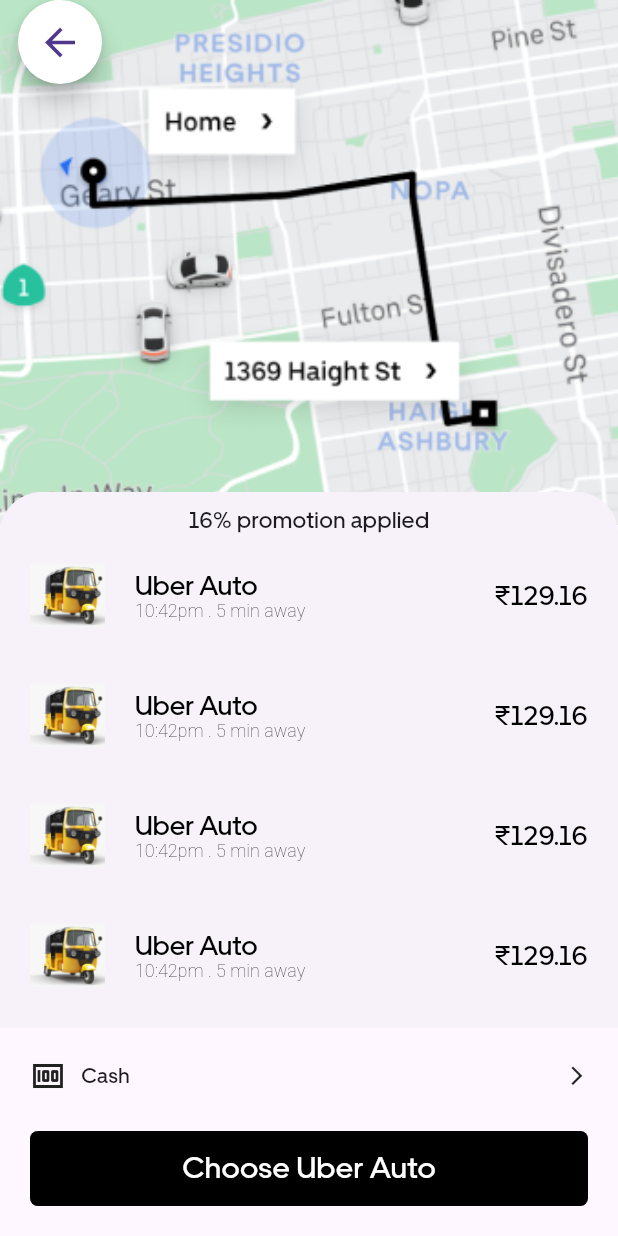
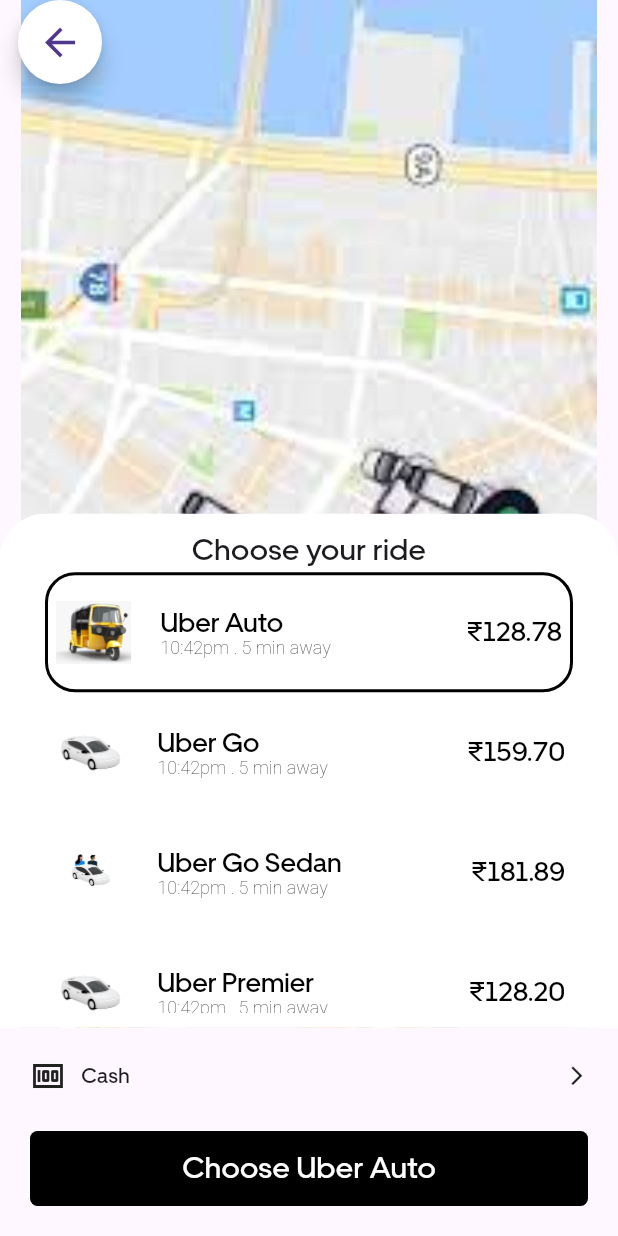
Before and after one commit to angelElizabethBerly/uber_clone, a Flutter app: the ChooseARideScreen screen opened directly, on a phone screen of 412 x 824 dp. Run offline on Flutter 3.47's test engine with Material 3 defaults, Android fonts, the phone set to English and light mode, and no system bars.

Commit message:
bottom sheet completed

```diff
--- a/lib/core/constants/image_constant.dart
+++ b/lib/core/constants/image_constant.dart
@@ -25,7 +25,7 @@ class ImageConstants {
       "assets/images/uberRentalsCartoon.jpg";
   static const String uberTravelIntercityPng =
       "assets/images/uberTravelIntercity.jpg";
-  static const String mapPng = "assets/images/map.png";
+  static const String mapPng = "assets/images/map.jpg";
   static const String autoIconPng = "assets/images/uberAutoIcon.png";
 
   static List<String> suggestionBannerList = [
--- a/lib/view/choose_a_ride_screen/choose_a_ride_screen.dart
+++ b/lib/view/choose_a_ride_screen/choose_a_ride_screen.dart
@@ -4,6 +4,9 @@ import 'package:flutter/material.dart';
 import 'package:uber_clone/core/constants/color_constant.dart';
 import 'package:uber_clone/core/constants/image_constant.dart';
 import 'package:uber_clone/view/choose_a_ride_screen/widgets/bottom_sheet_widget.dart';
+import 'package:uber_clone/view/confirm_pickup_screen/confirm_pickup_screen.dart';
+import 'package:uber_clone/view/dummy_db.dart';
+import 'package:uber_clone/view/global_widgets/custom_button.dart';
 
 class ChooseARideScreen extends StatefulWidget {
   const ChooseARideScreen({super.key});
@@ -13,6 +16,11 @@ class ChooseARideScreen extends StatefulWidget {
 }
 
 class _ChooseARideScreenState extends State<ChooseARideScreen> {
+  final sheet = GlobalKey();
+  final controller = DraggableScrollableController();
+
+  int selectedRideIndex = 0;
+
   @override
   Widget build(BuildContext context) {
     return Scaffold(
@@ -25,15 +33,65 @@ class _ChooseARideScreenState extends State<ChooseARideScreen> {
         child: Icon(Icons.arrow_back, size: 30),
       ),
       floatingActionButtonLocation: FloatingActionButtonLocation.miniStartTop,
-      body: Column(
+      body: Stack(
         children: [
           Container(
-            height: 350,
+            height: double.infinity,
             width: double.infinity,
             decoration: BoxDecoration(
                 image: DecorationImage(
-                    fit: BoxFit.cover,
+                    fit: BoxFit.fitHeight,
                     image: AssetImage(ImageConstants.mapPng))),
+          ),
+          DraggableScrollableSheet(
+            key: sheet,
+            initialChildSize: 0.5,
+            maxChildSize: 0.95,
+            minChildSize: 0.18,
+            expand: true,
+            snap: true,
+            snapSizes: const [0.5],
+            controller: controller,
+            builder: (context, scrollController) {
+              return Container(
+                  padding: EdgeInsets.all(10),
+                  decoration: BoxDecoration(
+                      color: ColorConstant.primaryWhite,
+                      borderRadius: BorderRadius.only(
+                          topLeft: Radius.circular(30),
+                          topRight: Radius.circular(30))),
+                  child: CustomScrollView(
+                    controller: scrollController,
+                    slivers: [
+                      SliverToBoxAdapter(
+                        child: Text(
+                          "Choose your ride",
+                          textAlign: TextAlign.center,
+                          style:
+                              TextStyle(fontFamily: "UberMove", fontSize: 20),
+                        ),
+                      ),
+                      SliverList.list(children: [
+                        Padding(
+                          padding: const EdgeInsets.symmetric(horizontal: 20),
+                          child: Column(
+                            children: List.generate(
+                                DummyDB.chooseRideList.length,
+                                (index) => InkWell(
+                                    onTap: () {
+                                      selectedRideIndex = index;
+                                      setState(() {});
+                                      // print(selectedRideIndex);
+                                    },
+                                    child: BottomSheetWidget(
+                                        index: index,
+                                        selectedRideIndex: selectedRideIndex))),
+                          ),
+                        )
+                      ])
+                    ],
+                  ));
+            },
           )
         ],
       ),
@@ -52,42 +110,20 @@ class _ChooseARideScreenState extends State<ChooseARideScreen> {
               ],
             ),
             SizedBox(height: 25),
-            Container(
-                decoration: BoxDecoration(
-                    color: ColorConstant.primaryBlack,
-                    borderRadius: BorderRadius.circular(5)),
-                height: 50,
-                width: double.infinity,
-                child: Center(
-                  child: Text(
-                    "Choose Uber Auto",
-                    style: TextStyle(
-                        fontSize: 20,
-                        fontFamily: "UberMove",
-                        color: ColorConstant.primaryWhite),
-                  ),
-                ))
+            InkWell(
+              onTap: () {
+                Navigator.push(
+                    context,
+                    MaterialPageRoute(
+                        builder: (context) => ConfirmPickupScreen()));
+              },
+              child: CustomButton(
+                  buttonText:
+                      "Choose ${DummyDB.chooseRideList[selectedRideIndex]["ride"]}"),
+            )
           ],
         ),
       ),
-      bottomSheet: BottomSheet(
-          onClosing: () {},
-          builder: (context) => Padding(
-                padding:
-                    const EdgeInsets.symmetric(vertical: 8, horizontal: 20),
-                child: Column(
-                  mainAxisSize: MainAxisSize.min,
-                  children: [
-                    Text(
-                      "16% promotion applied",
-                      style: TextStyle(fontFamily: "UberMove", fontSize: 15),
-                    ),
-                    Column(
-                        children:
-                            List.generate(4, (index) => BottomSheetWidget())),
-                  ],
-                ),
-              )),
     );
   }
 }
--- a/lib/view/choose_a_ride_screen/widgets/bottom_sheet_widget.dart
+++ b/lib/view/choose_a_ride_screen/widgets/bottom_sheet_widget.dart
@@ -2,30 +2,36 @@
 
 import 'package:flutter/material.dart';
 import 'package:uber_clone/core/constants/color_constant.dart';
-import 'package:uber_clone/core/constants/image_constant.dart';
+import 'package:uber_clone/view/dummy_db.dart';
 
 class BottomSheetWidget extends StatelessWidget {
-  const BottomSheetWidget({super.key});
+  const BottomSheetWidget(
+      {super.key, required this.index, required this.selectedRideIndex});
+  final int index;
+  final int? selectedRideIndex;
 
   @override
   Widget build(BuildContext context) {
     return Container(
+      padding: EdgeInsets.symmetric(horizontal: 5),
+      decoration: BoxDecoration(
+          border: selectedRideIndex == index ? Border.all(width: 2) : null,
+          borderRadius: BorderRadius.circular(20)),
       height: 80,
       width: double.infinity,
       child: Row(
-        // mainAxisSize: MainAxisSize.min,
         children: [
           Container(
             height: 50,
             width: 50,
             decoration: BoxDecoration(
                 image: DecorationImage(
-                    image: AssetImage(ImageConstants.autoIconPng))),
+                    image: AssetImage(DummyDB.chooseRideList[index]["image"]))),
           ),
           SizedBox(width: 20),
           RichText(
               text: TextSpan(
-                  text: "Uber Auto",
+                  text: DummyDB.chooseRideList[index]["ride"],
                   style: TextStyle(
                       fontFamily: "UberMove",
                       color: ColorConstant.primaryBlack,
@@ -37,7 +43,7 @@ class BottomSheetWidget extends StatelessWidget {
                     style: TextStyle(fontSize: 12, fontWeight: FontWeight.w100))
               ])),
           Spacer(),
-          Text("₹129.16",
+          Text("₹${DummyDB.chooseRideList[index]["cost"]}",
               style: TextStyle(
                   fontFamily: "UberMove",
                   color: ColorConstant.primaryBlack,
--- a/lib/view/dummy_db.dart
+++ b/lib/view/dummy_db.dart
@@ -202,6 +202,35 @@ class DummyDB {
     {"location": "Hill Palace Museum", "address": "Tripunithura, Kerala"},
     {"location": "Cherai Beach", "address": "Vypin Island, Kochi, Kerala"}
   ];
+
+  static List chooseRideList = [
+    {
+      "image": ImageConstants.autoIconPng,
+      "ride": "Uber Auto",
+      "cost": "128.78"
+    },
+    {"image": ImageConstants.uberRidePng, "ride": "Uber Go", "cost": "159.70"},
+    {
+      "image": ImageConstants.uberIntercityPng,
+      "ride": "Uber Go Sedan",
+      "cost": "181.89"
+    },
+    {
+      "image": ImageConstants.uberRidePng,
+      "ride": "Uber Premier",
+      "cost": "128.20"
+    },
+    {
+      "image": ImageConstants.uberRentalsPng,
+      "ride": "Go Rentals",
+      "cost": "281.77"
+    },
+    {
+      "image": ImageConstants.uberIntercityPng,
+      "ride": "Uber XL",
+      "cost": "282.25"
+    },
+  ];
 }
 
 class ActivityModel {
--- /dev/null
+++ b/lib/view/global_widgets/custom_button.dart
@@ -0,0 +1,26 @@
+import 'package:flutter/material.dart';
+import 'package:uber_clone/core/constants/color_constant.dart';
+
+class CustomButton extends StatelessWidget {
+  const CustomButton({super.key, required this.buttonText});
+  final String buttonText;
+
+  @override
+  Widget build(BuildContext context) {
+    return Container(
+        decoration: BoxDecoration(
+            color: ColorConstant.primaryBlack,
+            borderRadius: BorderRadius.circular(5)),
+        height: 50,
+        width: double.infinity,
+        child: Center(
+          child: Text(
+            buttonText,
+            style: TextStyle(
+                fontSize: 20,
+                fontFamily: "UberMove",
+                color: ColorConstant.primaryWhite),
+          ),
+        ));
+  }
+}
```
Also changed, not shown: lib/view/confirm_pickup_screen/confirm_pickup_screen.dart (added, +73 -0 lines), lib/view/home_screen/home_widgets/last_trip_widget.dart (+11 -2 lines), lib/view/home_screen/home_widgets/search_widget.dart (+31 -51 lines), lib/view/process_request_screen/process_request_screen.dart (added, +20 -0 lines), lib/view/set_pickup_time_screen/set_pickup_time_screen.dart (added, +94 -0 lines), assets/images/map.jpg (added), assets/images/map.png (deleted).
